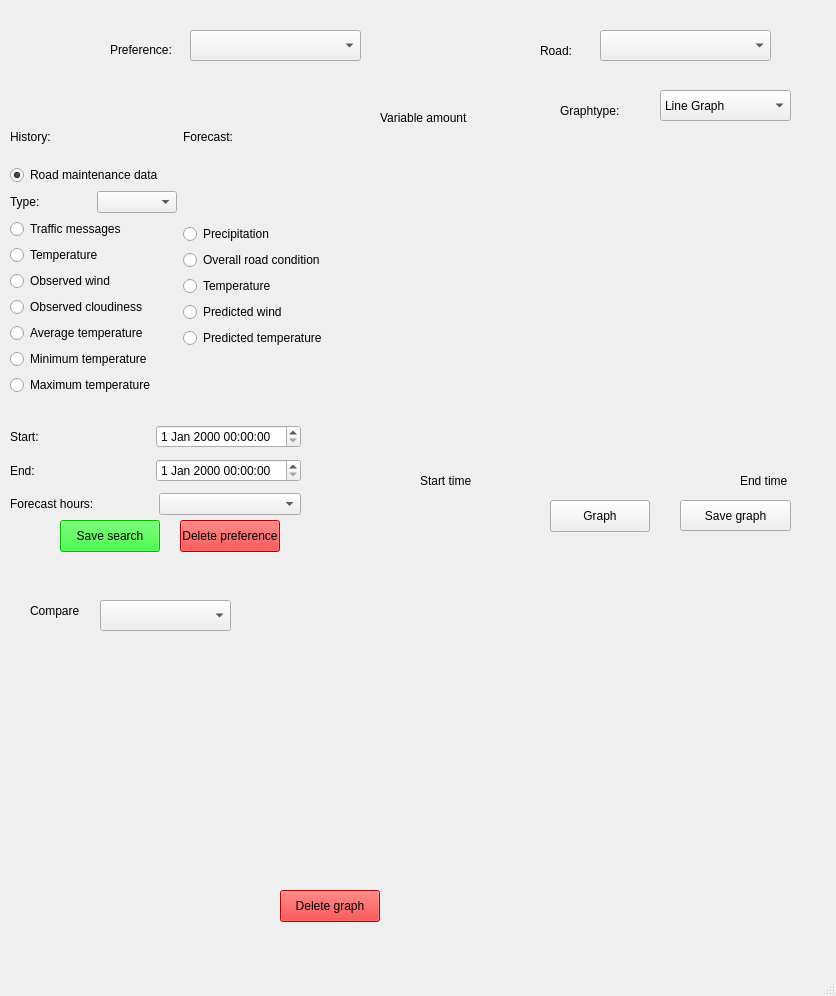
Qt form rojekti/mainwindow.ui (victorzhj/roadConditionMonitor) before a commit.
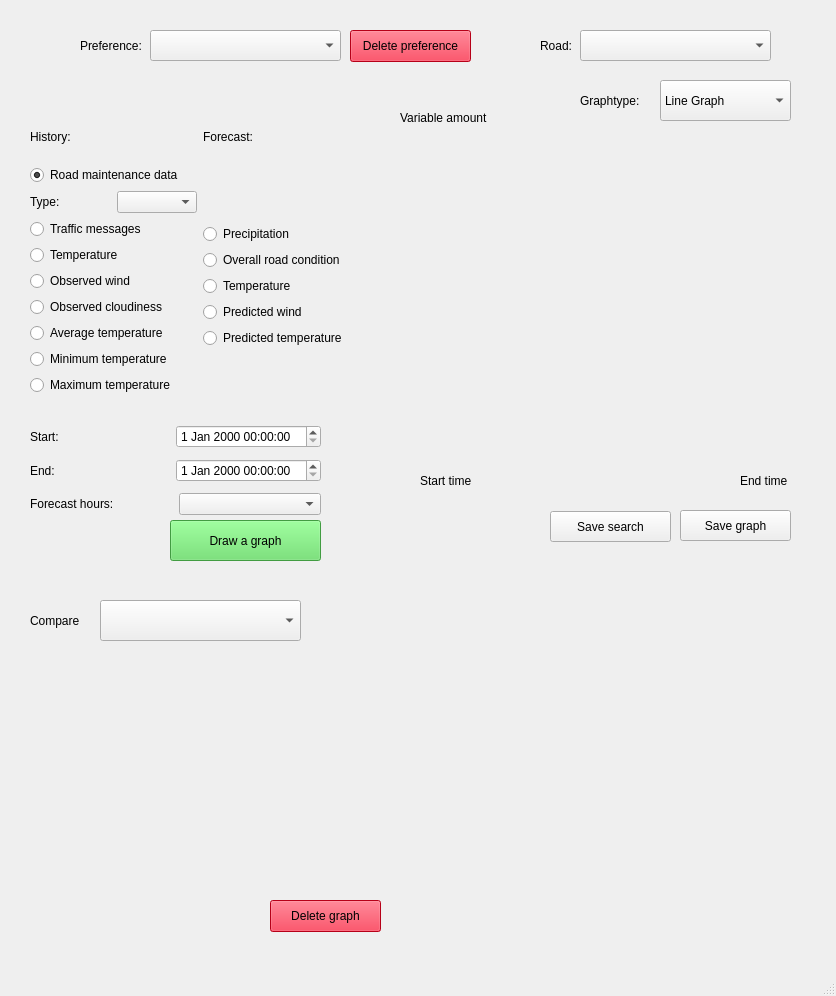
The same form after that commit.

Commit message: ui viimeinen versio

```diff
--- a/rojekti/mainwindow.ui
+++ b/rojekti/mainwindow.ui
@@ -17,9 +17,9 @@
    <widget class="QComboBox" name="preference_dropdown">
     <property name="geometry">
      <rect>
-      <x>190</x>
+      <x>150</x>
       <y>30</y>
-      <width>171</width>
+      <width>191</width>
       <height>31</height>
      </rect>
     </property>
@@ -32,9 +32,9 @@
    <widget class="QComboBox" name="road_dropdown">
     <property name="geometry">
      <rect>
-      <x>600</x>
+      <x>580</x>
       <y>30</y>
-      <width>171</width>
+      <width>191</width>
       <height>31</height>
      </rect>
     </property>
@@ -42,27 +42,30 @@
    <widget class="QPushButton" name="graphButton">
     <property name="geometry">
      <rect>
-      <x>550</x>
-      <y>500</y>
-      <width>100</width>
-      <height>32</height>
+      <x>170</x>
+      <y>520</y>
+      <width>151</width>
+      <height>41</height>
      </rect>
     </property>
+    <property name="styleSheet">
+     <string notr="true">background-color: rgb(92, 219, 92);</string>
+    </property>
     <property name="text">
-     <string>Graph</string>
+     <string>Draw a graph</string>
     </property>
    </widget>
    <widget class="QPushButton" name="savePreferenceButton">
     <property name="geometry">
      <rect>
-      <x>60</x>
-      <y>520</y>
-      <width>100</width>
-      <height>32</height>
+      <x>550</x>
+      <y>511</y>
+      <width>121</width>
+      <height>31</height>
      </rect>
     </property>
     <property name="styleSheet">
-     <string notr="true">background-color: rgb(0, 255, 0);</string>
+     <string notr="true"/>
     </property>
     <property name="text">
      <string>Save search</string>
@@ -71,10 +74,10 @@
    <widget class="QLabel" name="label">
     <property name="geometry">
      <rect>
-      <x>110</x>
-      <y>39</y>
+      <x>80</x>
+      <y>30</y>
       <width>81</width>
-      <height>21</height>
+      <height>31</height>
      </rect>
     </property>
     <property name="text">
@@ -85,9 +88,9 @@
     <property name="geometry">
      <rect>
       <x>540</x>
-      <y>40</y>
+      <y>30</y>
       <width>51</width>
-      <height>21</height>
+      <height>31</height>
      </rect>
     </property>
     <property name="text">
@@ -97,7 +100,7 @@
    <widget class="QWidget" name="horizontalLayoutWidget">
     <property name="geometry">
      <rect>
-      <x>10</x>
+      <x>30</x>
       <y>130</y>
       <width>340</width>
       <height>291</height>
@@ -342,7 +345,7 @@
    <widget class="QWidget" name="verticalLayoutWidget">
     <property name="geometry">
      <rect>
-      <x>10</x>
+      <x>30</x>
       <y>420</y>
       <width>291</width>
       <height>100</height>
@@ -397,7 +400,7 @@
     <property name="geometry">
      <rect>
       <x>680</x>
-      <y>500</y>
+      <y>510</y>
       <width>111</width>
       <height>31</height>
      </rect>
@@ -411,8 +414,8 @@
      <rect>
       <x>100</x>
       <y>600</y>
-      <width>131</width>
-      <height>31</height>
+      <width>201</width>
+      <height>41</height>
      </rect>
     </property>
    </widget>
@@ -420,7 +423,7 @@
     <property name="geometry">
      <rect>
       <x>30</x>
-      <y>590</y>
+      <y>600</y>
       <width>111</width>
       <height>41</height>
      </rect>
@@ -458,7 +461,7 @@
    <widget class="QLabel" name="label_8">
     <property name="geometry">
      <rect>
-      <x>380</x>
+      <x>400</x>
       <y>110</y>
       <width>97</width>
       <height>16</height>
@@ -482,15 +485,15 @@
    <widget class="QPushButton" name="deleteButton">
     <property name="geometry">
      <rect>
-      <x>280</x>
-      <y>890</y>
-      <width>100</width>
+      <x>270</x>
+      <y>900</y>
+      <width>111</width>
       <height>32</height>
      </rect>
     </property>
     <property name="styleSheet">
      <string notr="true">
-background-color: rgb(255, 0, 0);</string>
+background-color: rgb(255, 0,33);</string>
     </property>
     <property name="text">
      <string>Delete graph</string>
@@ -500,9 +503,9 @@
     <property name="geometry">
      <rect>
       <x>660</x>
-      <y>90</y>
+      <y>80</y>
       <width>131</width>
-      <height>31</height>
+      <height>41</height>
      </rect>
     </property>
     <item>
@@ -524,8 +527,8 @@
    <widget class="QLabel" name="label_9">
     <property name="geometry">
      <rect>
-      <x>560</x>
-      <y>100</y>
+      <x>580</x>
+      <y>90</y>
       <width>71</width>
       <height>21</height>
      </rect>
@@ -537,14 +540,14 @@
    <widget class="QPushButton" name="deletePreferenceButton">
     <property name="geometry">
      <rect>
-      <x>180</x>
-      <y>520</y>
-      <width>100</width>
+      <x>350</x>
+      <y>30</y>
+      <width>121</width>
       <height>32</height>
      </rect>
     </property>
     <property name="styleSheet">
-     <string notr="true">background-color: rgb(255, 0, 0);</string>
+     <string notr="true">background-color: rgb(255, 0, 33);</string>
     </property>
     <property name="text">
      <string>Delete preference</string>
```
Left out of the diff: 2 changed lines with no effect on the pictures.
